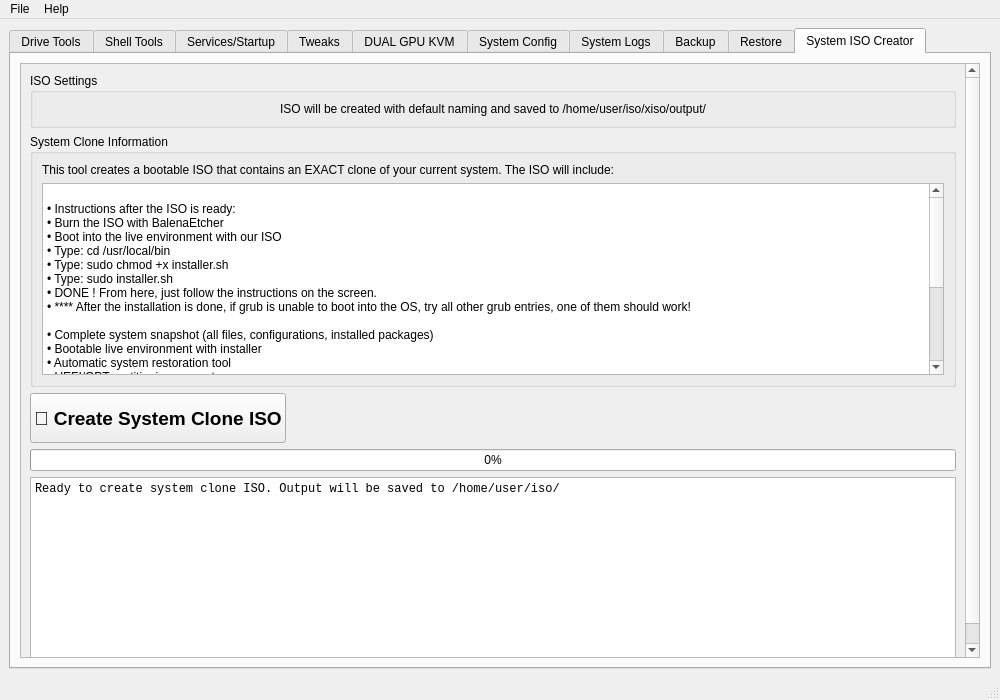
XetalEngine/CachyOsTools, file mainwindow.ui: the form before one commit.
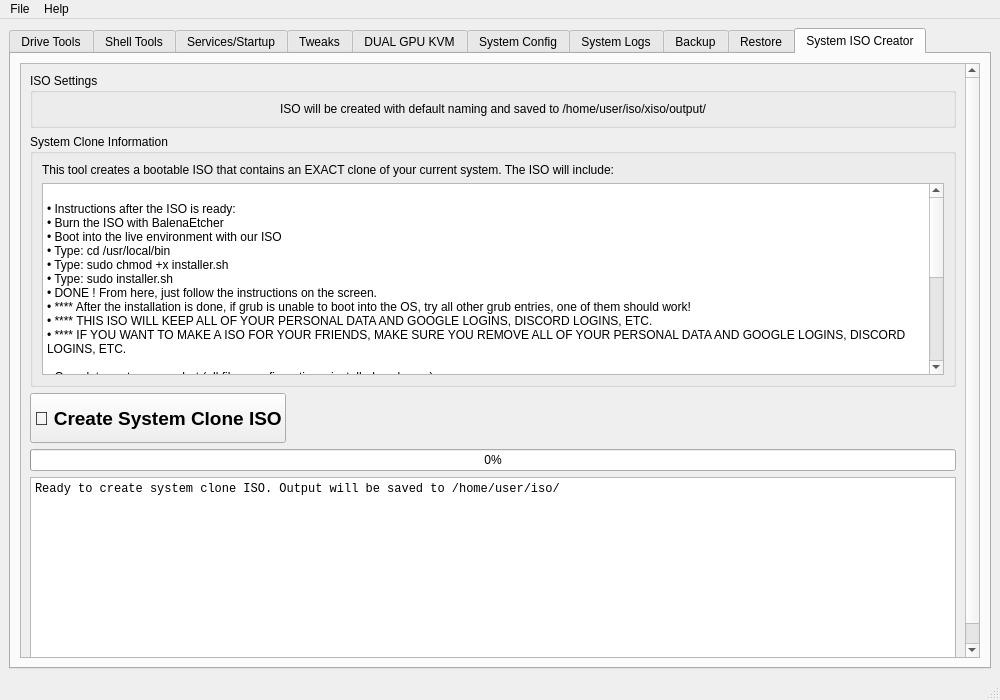
The form after the commit. The open tabs and pages were chosen to show the change.

```diff
--- a/mainwindow.ui
+++ b/mainwindow.ui
@@ -1475,6 +1475,8 @@
 • Type: sudo installer.sh
 • DONE ! From here, just follow the instructions on the screen.
 • **** After the installation is done, if grub is unable to boot into the OS, try all other grub entries, one of them should work!                  
+• **** THIS ISO WILL KEEP ALL OF YOUR PERSONAL DATA AND GOOGLE LOGINS, DISCORD LOGINS, ETC. 
+• **** IF YOU WANT TO MAKE A ISO FOR YOUR FRIENDS, MAKE SURE YOU REMOVE ALL OF YOUR PERSONAL DATA AND GOOGLE LOGINS, DISCORD LOGINS, ETC.
 
 • Complete system snapshot (all files, configurations, installed packages)
 • Bootable live environment with installer
```
